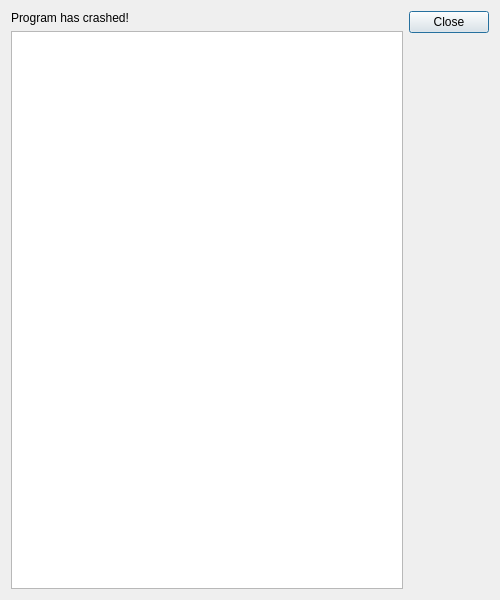
Qt form crash_handler/src/ui/CrashHandlerDialog.ui (PrismLauncher/PrismLauncher) before a commit.
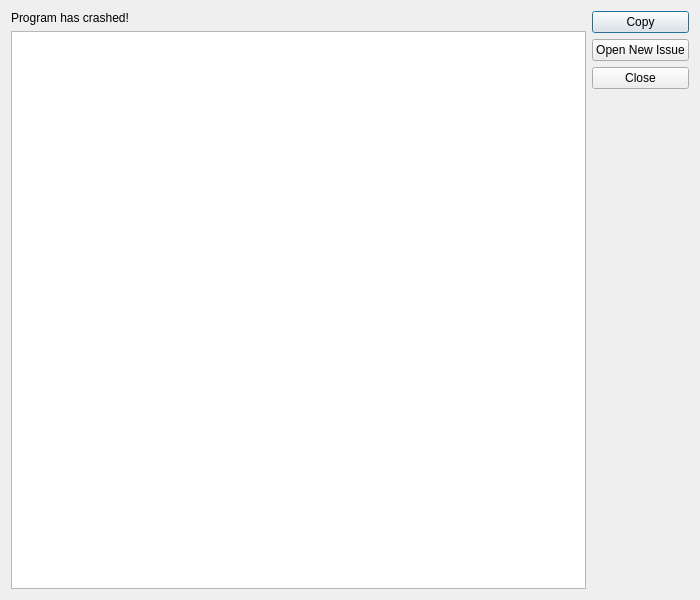
The same form after that commit.

Commit message: feat(crash_handler): improve trace formatting and extend ui

Diff of the .ui file:
```diff
--- a/crash_handler/src/ui/CrashHandlerDialog.ui
+++ b/crash_handler/src/ui/CrashHandlerDialog.ui
@@ -6,14 +6,14 @@
    <rect>
     <x>0</x>
     <y>0</y>
-    <width>500</width>
+    <width>700</width>
     <height>600</height>
    </rect>
   </property>
   <property name="windowTitle">
    <string extracomment="dialogtitle">CrashTrace</string>
   </property>
-  <layout class="QHBoxLayout" name="horizontalLayout">
+  <layout class="QHBoxLayout" name="horizontalLayout" stretch="1,0">
    <item>
     <layout class="QVBoxLayout" name="traceLayout">
      <item>
@@ -39,7 +39,50 @@
     </layout>
    </item>
    <item>
-    <widget class="QDialogButtonBox" name="buttonBox">
+    <layout class="QVBoxLayout" name="buttonsLayout" stretch="0,0,0">
+     <item>
+      <widget class="QPushButton" name="copyButton">
+       <property name="sizePolicy">
+        <sizepolicy hsizetype="MinimumExpanding" vsizetype="Fixed">
+         <horstretch>1</horstretch>
+         <verstretch>0</verstretch>
+        </sizepolicy>
+       </property>
+       <property name="toolTip">
+        <string>Copy to Clipboard</string>
+       </property>
+       <property name="text">
+        <string>Copy</string>
+       </property>
+       <property name="flat">
+        <bool>false</bool>
+       </property>
+      </widget>
+     </item>
+     <item>
+      <widget class="QPushButton" name="issueButton">
+       <property name="sizePolicy">
+        <sizepolicy hsizetype="MinimumExpanding" vsizetype="Fixed">
+         <horstretch>1</horstretch>
+         <verstretch>0</verstretch>
+        </sizepolicy>
+       </property>
+       <property name="toolTip">
+        <string>Open a new issue on Github</string>
+       </property>
+       <property name="text">
+        <string>Open New Issue</string>
+       </property>
+      </widget>
+     </item>
+     <item>
+      <widget class="QDialogButtonBox" name="stdButtonBox">
+       <property name="sizePolicy">
+        <sizepolicy hsizetype="MinimumExpanding" vsizetype="Expanding">
+         <horstretch>1</horstretch>
+         <verstretch>0</verstretch>
+        </sizepolicy>
+       </property>
      <property name="orientation">
       <enum>Qt::Orientation::Vertical</enum>
      </property>
@@ -49,6 +92,8 @@
     </widget>
    </item>
   </layout>
+   </item>
+  </layout>
  </widget>
  <resources/>
  <connections>
```
Left out of the diff: 4 changed lines with no effect on the pictures. Lines whose indentation alone changed are shown as unchanged. The commit also changes 5 other files.
